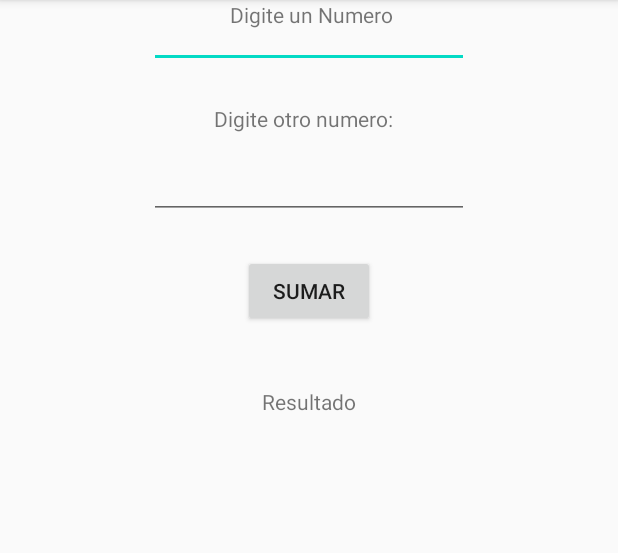
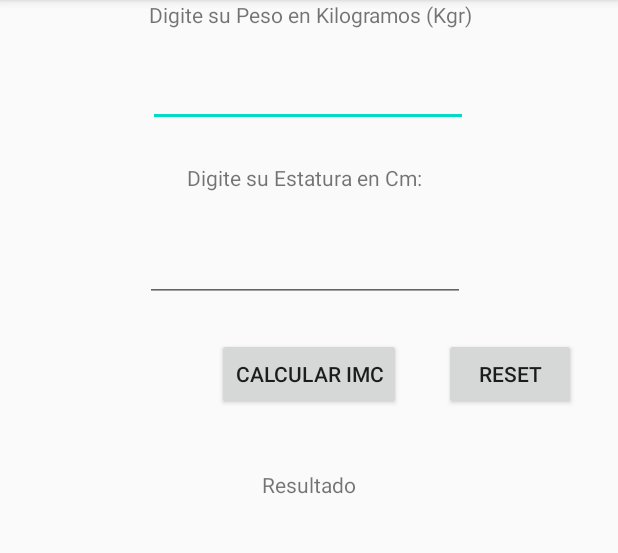
Before and after one commit to diegoprogramer/AndroidCalculator, an Android app: the screen it shows after launch (MainActivity), on a phone screen of 412 x 824 dp, the part 84-637 px from its top. Run offline under Robolectric (Android 15) with nearby library versions, the phone set to English and light mode, and no system bars.

Commit message:
code imc

```diff
--- a/app/src/main/res/layout/activity_main.xml
+++ b/app/src/main/res/layout/activity_main.xml
@@ -9,7 +9,7 @@
 
 
     <TextView
-            android:text="Digite un Numero"
+            android:text="Digite su Peso en Kilogramos (Kgr)"
             android:layout_width="wrap_content"
             android:layout_height="wrap_content" android:id="@+id/textView"
             app:layout_constraintStart_toStartOf="parent"
@@ -24,10 +24,11 @@
             android:text=""
             android:ems="10"
             android:id="@+id/txtNumero1"
-            tools:layout_editor_absoluteY="20dp" app:layout_constraintStart_toStartOf="parent"
-            app:layout_constraintEnd_toEndOf="parent"/>
+            app:layout_constraintStart_toStartOf="parent"
+            app:layout_constraintEnd_toEndOf="parent" app:layout_constraintHorizontal_bias="0.497"
+            android:layout_marginTop="20dp" app:layout_constraintTop_toBottomOf="@+id/textView"/>
     <TextView
-            android:text="Digite otro numero:"
+            android:text="Digite su Estatura en Cm:"
             android:layout_width="wrap_content"
             android:layout_height="wrap_content" android:id="@+id/textView4"
             app:layout_constraintStart_toStartOf="parent" app:layout_constraintEnd_toEndOf="parent"
@@ -41,10 +42,11 @@
             android:ems="10"
             android:id="@+id/txtNumero2"
             tools:ignore="MissingConstraints"
-            app:layout_constraintTop_toBottomOf="@+id/textView4" android:layout_marginTop="12dp"
-            app:layout_constraintEnd_toEndOf="parent" app:layout_constraintStart_toStartOf="parent"/>
+            app:layout_constraintTop_toBottomOf="@+id/textView4" android:layout_marginTop="28dp"
+            app:layout_constraintEnd_toEndOf="parent" app:layout_constraintStart_toStartOf="parent"
+            app:layout_constraintHorizontal_bias="0.487"/>
     <Button
-            android:text="sumar"
+            android:text="Calcular imc"
             android:layout_width="wrap_content"
             android:layout_height="wrap_content"
             android:onClick="sumar"
@@ -59,5 +61,13 @@
             tools:ignore="MissingConstraints" android:layout_marginTop="40dp"
             app:layout_constraintTop_toBottomOf="@+id/btnSumar" app:layout_constraintEnd_toEndOf="parent"
             app:layout_constraintStart_toStartOf="parent"/>
+    <Button
+            android:text="Reset"
+            android:layout_width="wrap_content"
+            android:layout_height="wrap_content" android:id="@+id/btnReset"
+            android:onClick="reset"
+            app:layout_constraintStart_toEndOf="@+id/btnSumar" app:layout_constraintEnd_toEndOf="parent"
+            android:layout_marginTop="24dp" app:layout_constraintTop_toBottomOf="@+id/txtNumero2"
+            android:layout_marginBottom="40dp" app:layout_constraintBottom_toTopOf="@+id/txtResultado"/>
 
 </android.support.constraint.ConstraintLayout>
```
Also changed, not shown: app/src/main/java/com/example/myapplicationnotas/MainActivity.java (+39 -5 lines), 31 other files.
